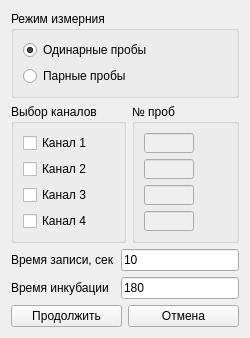
The window that startmeasurment.ui (krang4d/Agrekola) describes before a commit, drawn with Qt 5.
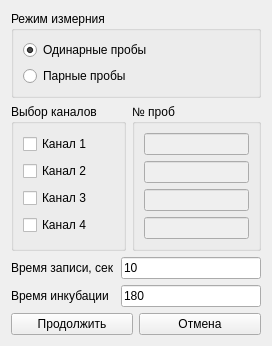
The same window after the commit.

The edit to the form file:
```diff
--- a/startmeasurment.ui
+++ b/startmeasurment.ui
@@ -6,7 +6,7 @@
    <rect>
     <x>0</x>
     <y>0</y>
-    <width>250</width>
+    <width>272</width>
     <height>317</height>
    </rect>
   </property>
@@ -19,7 +19,7 @@
   <property name="windowTitle">
    <string>Параметры измерения</string>
   </property>
-  <layout class="QVBoxLayout" name="verticalLayout_2">
+  <layout class="QVBoxLayout" name="verticalLayout">
    <item>
     <widget class="QGroupBox" name="groupBox_probe">
      <property name="sizePolicy">
@@ -102,18 +102,12 @@
        <property name="title">
         <string>№ проб</string>
        </property>
-       <layout class="QVBoxLayout" name="verticalLayout">
+       <layout class="QVBoxLayout" name="verticalLayout_2">
         <item>
          <widget class="QLineEdit" name="lineEdit_ch1">
           <property name="enabled">
            <bool>false</bool>
           </property>
-          <property name="maximumSize">
-           <size>
-            <width>50</width>
-            <height>20</height>
-           </size>
-          </property>
          </widget>
         </item>
         <item>
@@ -121,12 +115,6 @@
           <property name="enabled">
            <bool>false</bool>
           </property>
-          <property name="maximumSize">
-           <size>
-            <width>50</width>
-            <height>20</height>
-           </size>
-          </property>
          </widget>
         </item>
         <item>
@@ -134,12 +122,6 @@
           <property name="enabled">
            <bool>false</bool>
           </property>
-          <property name="maximumSize">
-           <size>
-            <width>50</width>
-            <height>20</height>
-           </size>
-          </property>
          </widget>
         </item>
         <item>
@@ -147,12 +129,6 @@
           <property name="enabled">
            <bool>false</bool>
           </property>
-          <property name="maximumSize">
-           <size>
-            <width>50</width>
-            <height>20</height>
-           </size>
-          </property>
          </widget>
         </item>
        </layout>
```
